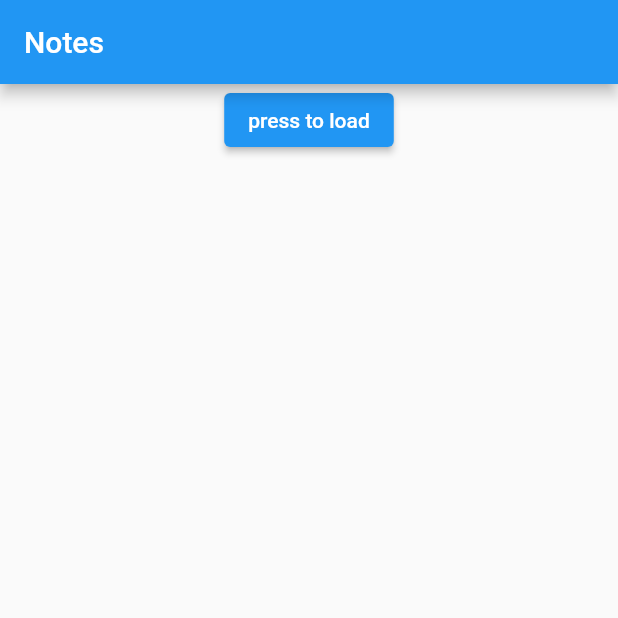
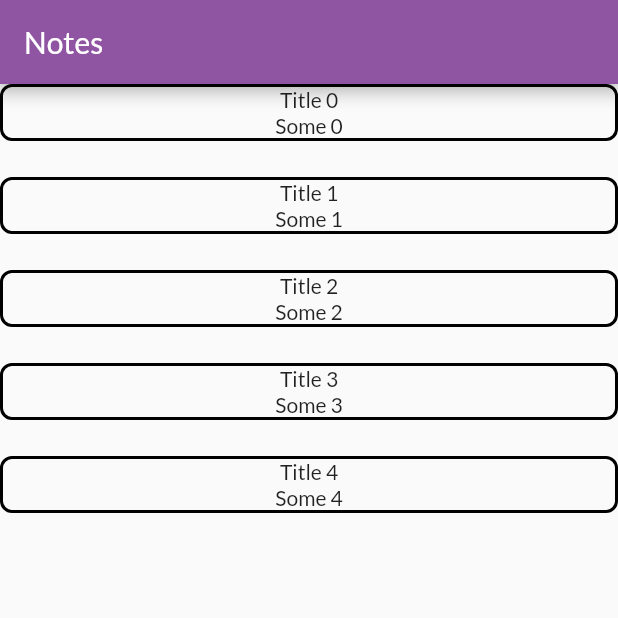
Before and after one commit to yaroslav-tokar/todo_sandbox, a Flutter app: the screen it shows after launch, on a phone screen of 412 x 824 dp, the top half of it. Run offline on Flutter 3.47's test engine with Material 2 defaults, Android fonts, the light colour scheme and no system bars; our stand-ins replace get_it, google_fonts, hive; accounts and stored records are empty.

Commit message:
wip home screen;

```diff
--- /dev/null
+++ b/lib/constants/colors.dart
@@ -0,0 +1,5 @@
+import 'package:todo_sandbox/util/hex_color.dart';
+
+final primaryColor = HexColor('#9055A2');
+final accentColor = HexColor('#E8C1C5');
+final secondaryColor = HexColor('#9055A2');
--- a/lib/core/model/base_note.dart
+++ b/lib/core/model/base_note.dart
@@ -2,11 +2,14 @@ import 'package:hive/hive.dart';
 
 class BaseNote {
   @HiveField(1)
-  String? id;
+  int? id;
   @HiveField(2)
   String? title;
   @HiveField(3)
   String? content;
 
   BaseNote(this.id, this.title, this.content);
+
+  @override
+  String toString() => '[id: $id, title: $title, content: $content]';
 }
--- a/lib/core/model/note_model.dart
+++ b/lib/core/model/note_model.dart
@@ -13,4 +13,10 @@ class NoteModel extends BaseNote {
         title: title,
         content: content,
       );
+
+  @override
+  String toString() => '[category: $category, '
+      'id: $id, '
+      'title: $title, '
+      'content: $content]';
 }
--- a/lib/main.dart
+++ b/lib/main.dart
@@ -1,13 +1,12 @@
 import 'dart:io';
 
-import 'package:firebase_core/firebase_core.dart';
 import 'package:flutter/material.dart';
 import 'package:hive/hive.dart';
+import 'package:path_provider/path_provider.dart' as pathProvider;
+import 'package:todo_sandbox/core/model/dbo/note_dbo.dart';
 import 'package:todo_sandbox/di/di.dart';
 import 'package:todo_sandbox/screens/app.dart';
-import 'package:path_provider/path_provider.dart' as pathProvider;
 import 'package:todo_sandbox/util/logger.dart';
-import 'package:todo_sandbox/core/model/dbo/note_dbo.dart';
 
 void main() async {
   WidgetsFlutterBinding.ensureInitialized();
--- a/lib/screens/app.dart
+++ b/lib/screens/app.dart
@@ -1,4 +1,6 @@
 import 'package:flutter/material.dart';
+import 'package:google_fonts/google_fonts.dart';
+import 'package:todo_sandbox/constants/colors.dart';
 import 'package:todo_sandbox/util/navigation.dart';
 import 'package:todo_sandbox/util/app_router.dart' as router;
 
@@ -14,6 +16,11 @@ class _AppState extends State<App> {
   Widget build(BuildContext context) => MaterialApp(
         initialRoute: router.AppRoute.HOME.value,
         navigatorKey: Nav.navigatorKey,
+        theme: ThemeData(
+            primaryColor: primaryColor,
+            accentColor: accentColor,
+            visualDensity: VisualDensity.adaptivePlatformDensity,
+            fontFamily: GoogleFonts.lato().fontFamily),
         onGenerateRoute: router.Router.generateRoute,
       );
 }
--- a/lib/screens/base/base_screen_with_toolbar.dart
+++ b/lib/screens/base/base_screen_with_toolbar.dart
@@ -10,7 +10,7 @@ class BaseScreenWithToolbar extends StatefulWidget {
 
 class _BaseScreenWithToolbarState extends State<BaseScreenWithToolbar> {
   @override
-  Widget build(BuildContext context) => BaseScreen(
+  Widget build(BuildContext context) => BaseStatefulScreen(
       onModelReady: (model) => null,
       builder: (context, model, child) => Container(color: Colors.blueAccent));
 }
--- a/lib/screens/base/base_state.dart
+++ b/lib/screens/base/base_state.dart
@@ -2,8 +2,9 @@ import 'package:flutter/material.dart';
 import 'package:todo_sandbox/di/di.dart';
 import 'package:todo_sandbox/stateful_model/base_model.dart';
 
-abstract class BaseStateWithModel<T extends BaseModel, W extends StatefulWidget>
+abstract class BaseStateWithModel<T extends BaseBlock, W extends StatefulWidget>
     extends State<W> {
+
   @protected
   T statefulModel = locator<T>();
 
--- /dev/null
+++ b/lib/screens/home/note_view.dart
@@ -0,0 +1,36 @@
+import 'package:flutter/material.dart';
+import 'package:todo_sandbox/constants/colors.dart';
+import 'package:todo_sandbox/core/model/note_model.dart';
+
+class NoteView extends StatelessWidget {
+  final NoteModel model;
+  final Function onClicked;
+
+  const NoteView({
+    Key? key,
+    required this.model,
+    required this.onClicked,
+  }) : super(key: key);
+
+  @override
+  Widget build(BuildContext context) => Container(
+        decoration: BoxDecoration(
+            borderRadius: BorderRadius.all(Radius.circular(8)),
+            border: Border.all(width: 2)),
+        child: Material(
+            clipBehavior: Clip.antiAlias,
+            borderRadius: BorderRadius.all(Radius.circular(8)),
+            child: InkWell(
+              splashColor: primaryColor,
+              onTap: () => onClicked.call(),
+              child: Container(
+                child: Column(
+                  children: [
+                    Text('${model.title}'),
+                    Text('${model.content}'),
+                  ],
+                ),
+              ),
+            )),
+      );
+}
--- a/lib/screens/note/note_screen.dart
+++ b/lib/screens/note/note_screen.dart
@@ -12,7 +12,7 @@ class NoteScreen extends StatefulWidget {
 
 class _NoteScreenState extends State<NoteScreen> {
   @override
-  Widget build(BuildContext context) => BaseScreen<NoteStatefulModel>(
+  Widget build(BuildContext context) => BaseStatefulScreen<NoteStatefulModel>(
       onModelReady: (model) => locator<NoteStatefulModel>(),
       builder: (context, model, child) {
         return Container(color: Colors.blue);
--- a/pubspec.yaml
+++ b/pubspec.yaml
@@ -21,6 +21,7 @@ dependencies:
   hive_flutter: ^1.1.0
   firebase_core: 1.4.0
   rxdart:
+  google_fonts: 2.1.0
 
 dev_dependencies:
   flutter_test:
```
Also changed, not shown: lib/core/api_components.dart (+8 -2 lines), lib/data/provider/repository/note_repository_impl.dart (+15 -4 lines), lib/screens/base/base_screen.dart (+5 -5 lines), lib/screens/home/home_screen.dart (+28 -12 lines), lib/state/base_screen.dart (renamed from lib/state/base_state.dart, +13 -10 lines), lib/stateful_model/base_model.dart (+52 -7 lines), lib/util/hex_color.dart (added, +13 -0 lines), lib/view/blocking_view.dart (+1 -6 lines), lib/view/reloadable_error_view.dart (+11 -17 lines), lib/view_model.dart (+28 -5 lines), pubspec.lock.
